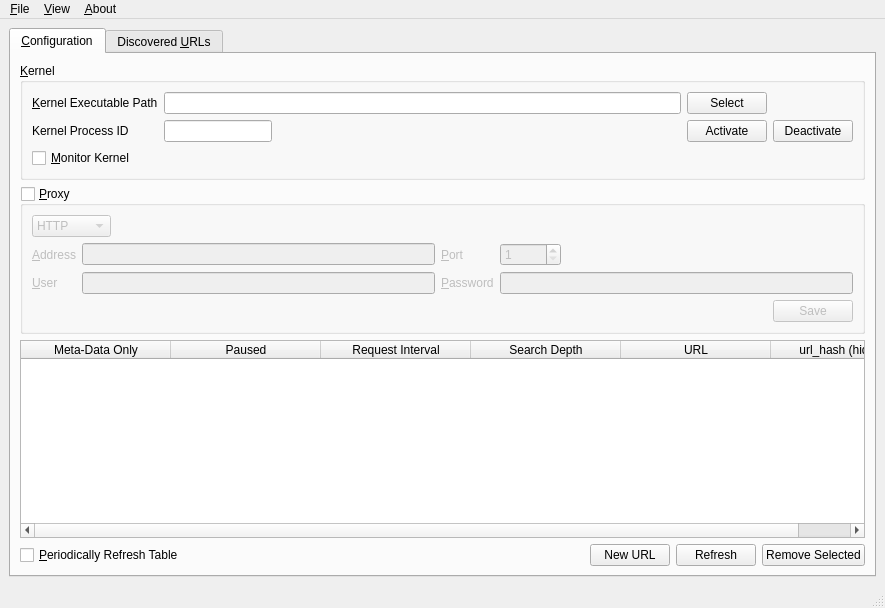
Old version of the form UI/pandamonium.ui in the repository nurfalie/pandamonium.
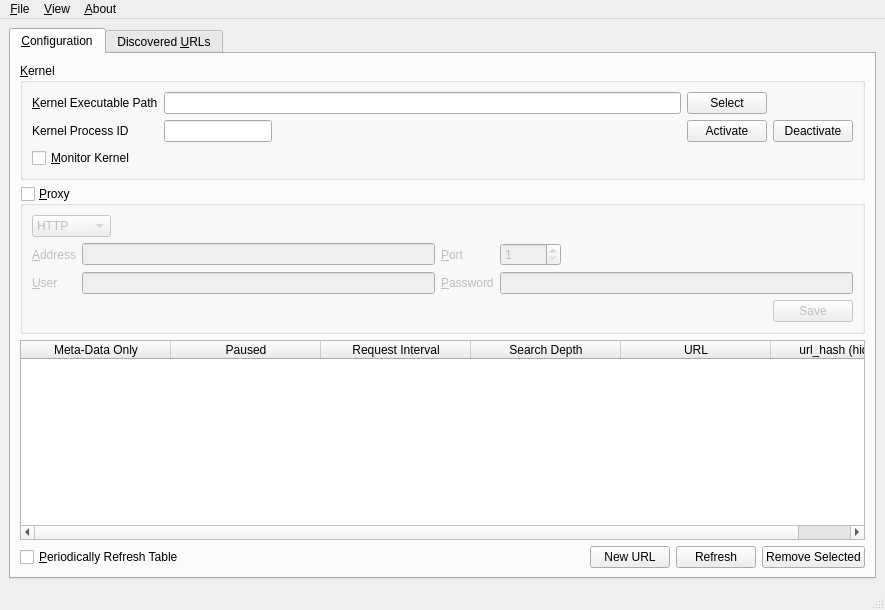
New version of the form. Icons and pictures are not drawn.

Diff of the .ui file:
```diff
--- a/UI/pandamonium.ui
+++ b/UI/pandamonium.ui
@@ -7,7 +7,7 @@
     <x>0</x>
     <y>0</y>
     <width>885</width>
-    <height>608</height>
+    <height>610</height>
    </rect>
   </property>
   <property name="windowTitle">
```
Left out of the diff: 9 changed lines with no effect on the pictures.
